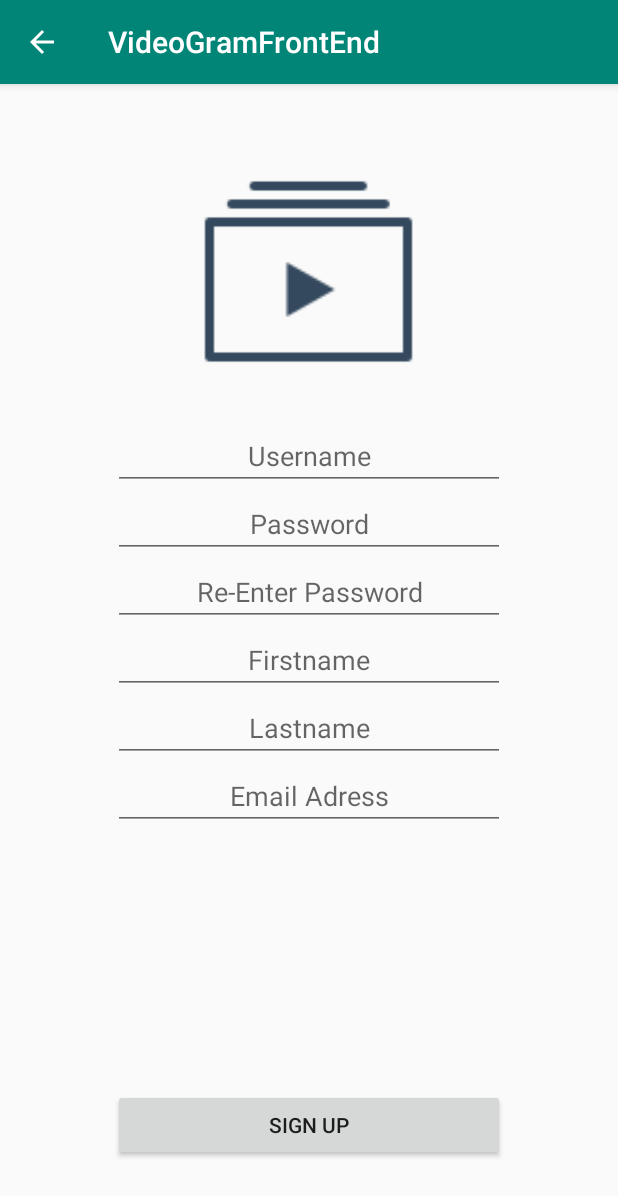
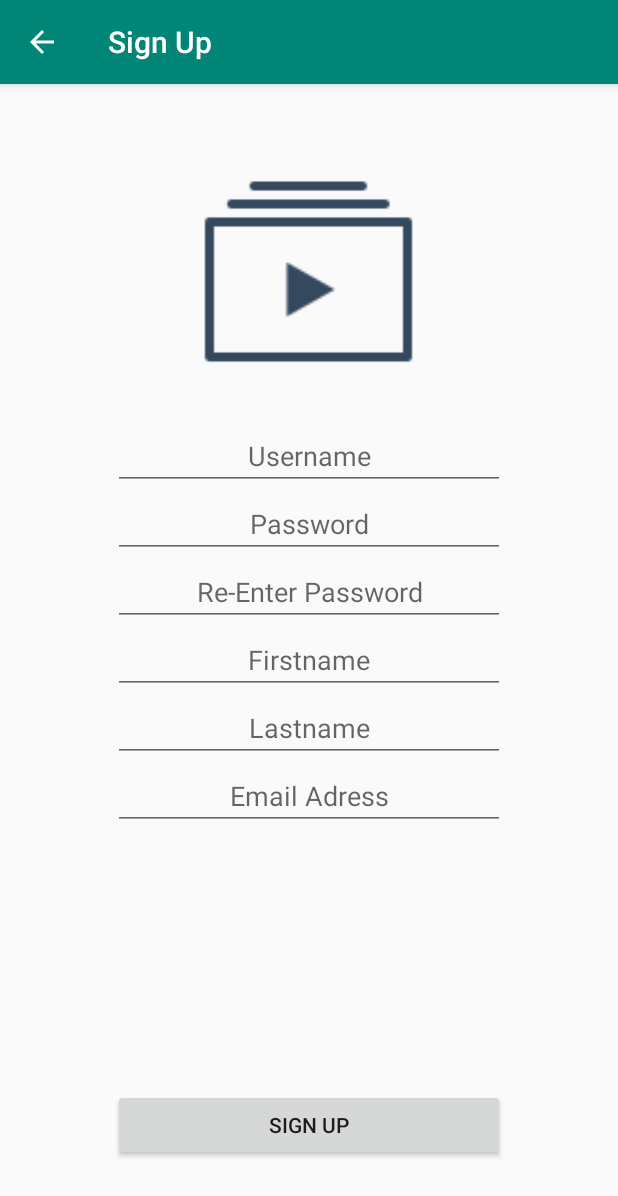
Before and after one commit to jerry1177/VideoGramFrontEnd, an Android app: the SignupFragment screen opened through its navigation route, on a phone screen of 412 x 824 dp. Shown: the top 1196 px of the screen. Run offline under Robolectric (Android 15) with nearby library versions, the phone set to English and light mode, and no system bars; our stand-ins replace Volley; network calls fail.

Commit message:
Some Finishing Touch Ups

```diff
--- a/app/src/main/java/com/example/videogramfrontend/LoginFragment.java
+++ b/app/src/main/java/com/example/videogramfrontend/LoginFragment.java
@@ -114,6 +114,9 @@ public class LoginFragment extends Fragment {
     @Override
     public void onViewCreated(@NonNull View view, @Nullable Bundle savedInstanceState) {
         super.onViewCreated(view, savedInstanceState);
+
+        MainActivity main = (MainActivity) getActivity();
+        main.getSupportActionBar().setTitle("Videogram");
 
         username = (EditText) view.findViewById(R.id.Username);
         password = (EditText) view.findViewById(R.id.Password);
--- a/app/src/main/java/com/example/videogramfrontend/SignupFragment.java
+++ b/app/src/main/java/com/example/videogramfrontend/SignupFragment.java
@@ -107,6 +107,10 @@ public class SignupFragment extends Fragment {
     @Override
     public void onViewCreated(@NonNull View view, @Nullable Bundle savedInstanceState) {
         super.onViewCreated(view, savedInstanceState);
+
+        MainActivity main = (MainActivity) getActivity();
+        main.getSupportActionBar().setTitle("Sign Up");
+
         username = (EditText) view.findViewById(R.id.Username);
         password = (EditText) view.findViewById(R.id.Password);
         passwordConfirm = (EditText) view.findViewById(R.id.PasswordConfirm);
--- a/app/src/main/res/navigation/nav_graph.xml
+++ b/app/src/main/res/navigation/nav_graph.xml
@@ -37,6 +37,9 @@
         <action
             android:id="@+id/action_homeFragment_to_uploadVideoFragment"
             app:destination="@id/uploadVideoFragment" />
+        <action
+            android:id="@+id/action_homeFragment_to_loginFragment"
+            app:destination="@id/loginFragment" />
     </fragment>
     <fragment
         android:id="@+id/searchFragment"
```
Also changed, not shown: app/src/main/java/com/example/videogramfrontend/HomeFragment.java (+29 -6 lines), app/src/main/res/layout/fragment_home.xml (+18 -3 lines).
